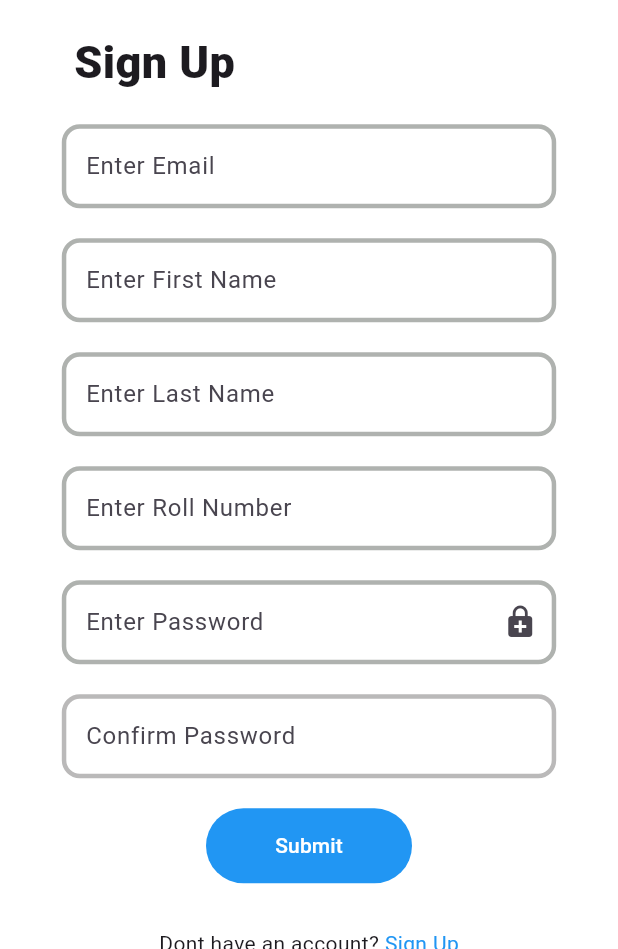
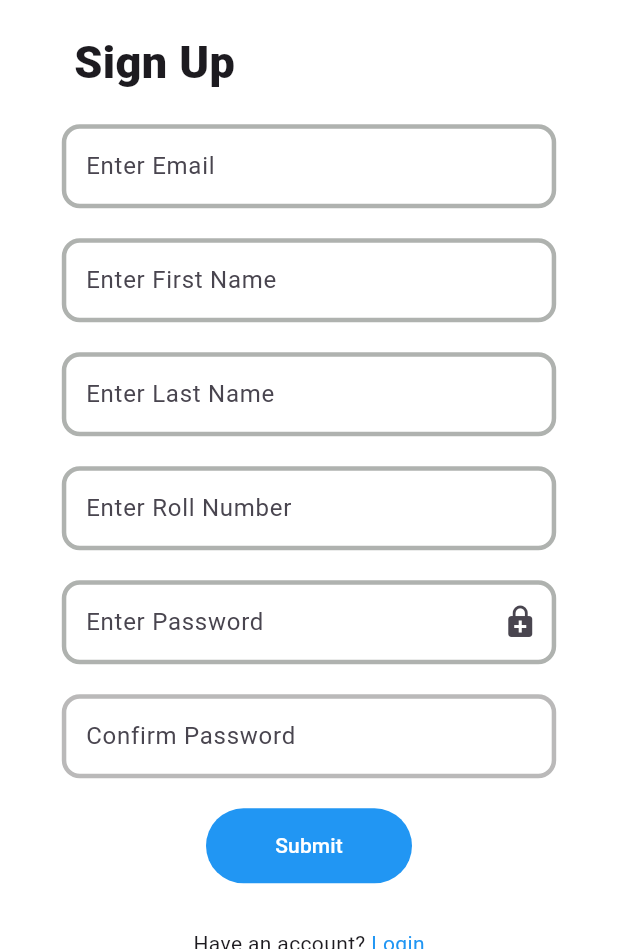
Before and after one commit to Mathwizard1/nss_project, a Flutter app: the SignUpPage screen opened directly with empty values, on a phone screen of 412 x 824 dp, the part 287-1236 px from its top. Run offline on Flutter 3.47's test engine with Material 3 defaults, Android fonts, the phone set to English and light mode, and no system bars; our stand-ins replace cloud_firestore, firebase_auth, firebase_core, image_picker, syncfusion_flutter_gauges; accounts and stored records are empty.

Commit message:
Fix text

```diff
--- a/lib/signup_page.dart
+++ b/lib/signup_page.dart
@@ -260,7 +260,7 @@ class SignUpPageState extends State<SignUpPage>
           Padding(
              padding: const EdgeInsets.fromLTRB(0, 30, 0, 0),
              child: Row(mainAxisAlignment: MainAxisAlignment.center,
-             children: [const Text("Dont have an account? "),GestureDetector(onTap:widget.showloginpage,child: const Text("Sign Up",style:TextStyle(color:Colors.blue)))],),
+             children: [const Text("Have an account? "),GestureDetector(onTap:widget.showloginpage,child: const Text("Login",style:TextStyle(color:Colors.blue)))],),
            )
 
           ]
```
